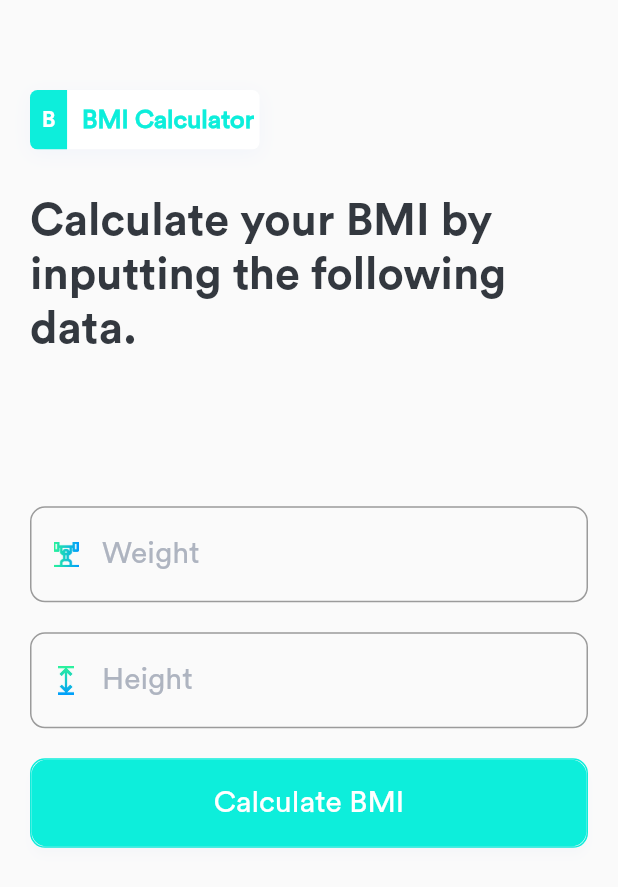
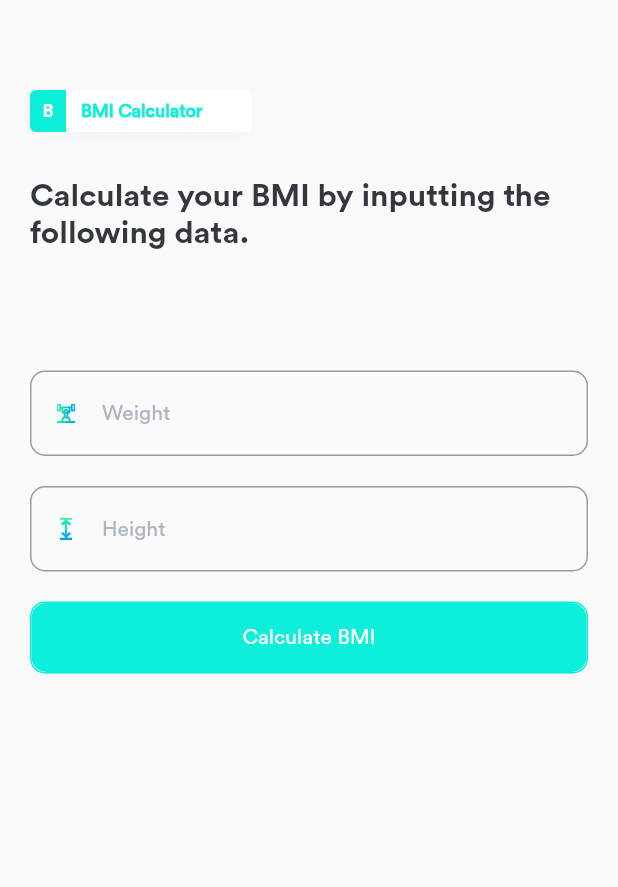
Before and after one commit to SBilaal/bmi_app, a Flutter app: the screen it shows after launch, on a phone screen of 412 x 824 dp. Shown: the top 887 px of the screen. Run offline on Flutter 3.47's test engine with Material 2 defaults, Android fonts, the phone set to English and light mode, and no system bars; project files that could hold a hidden picture were left out.

Commit message:
Made the app scrollable in split screen.

```diff
--- a/lib/bmi_view.dart
+++ b/lib/bmi_view.dart
@@ -6,16 +6,15 @@ import 'views/bmi_appbar.dart';
 
 class BMICalculatorView extends StatelessWidget {
   Widget build(BuildContext context) {
-    SystemChrome.setEnabledSystemUIOverlays([SystemUiOverlay.bottom]);
     SystemChrome.setPreferredOrientations(
         [DeviceOrientation.portraitUp, DeviceOrientation.portraitDown]);
 
     final textFieldCommand = Container(
-      padding: EdgeInsets.fromLTRB(20.0, 30.0, 40.0, 0.0),
+      padding: EdgeInsets.fromLTRB(20.0, 30.0, 20.0, 0.0),
       child: Text(
         'Calculate your BMI by inputting the following data.',
         style: TextStyle(
-          fontSize: 30.0,
+          fontSize: 21.0,
           fontWeight: FontWeight.w600,
           color: Color(0xFF33383F),
         ),
@@ -23,16 +22,18 @@ class BMICalculatorView extends StatelessWidget {
     );
 
     return Scaffold(
-      resizeToAvoidBottomPadding: false,
-      body: Column(
+      body: ListView(
         children: <Widget>[
-          BMIAppbar(),
+          Container(
+            alignment: Alignment.centerLeft,
+            child: BMIAppbar(),
+          ),
           textFieldCommand,
           SizedBox(
-            height: 100.0,
+            height: 79.0,
           ),
           Padding(
-            padding: const EdgeInsets.symmetric(horizontal: 20.0),
+            padding: EdgeInsets.only(left: 20.0, right: 20.0, bottom: 30.0),
             child: BMIInputForm(),
           ),
         ],
--- a/lib/main.dart
+++ b/lib/main.dart
@@ -15,6 +15,7 @@ class MyApp extends StatelessWidget {
       theme: ThemeData(
         fontFamily: 'CircularStd-Medium',
         primaryColor: Color(0xFF0DEEDB),
+        cursorColor: Color(0xFF0DEEDB),
       ),
       home: BMICalculatorView(),
     );
--- a/lib/views/bmi_appbar.dart
+++ b/lib/views/bmi_appbar.dart
@@ -3,17 +3,16 @@ import 'package:flutter/material.dart';
 class BMIAppbar extends StatelessWidget {
   @override
   Widget build(BuildContext context) {
-    final deviceHeight = MediaQuery.of(context).size.height;
-    final deviceWidth = MediaQuery.of(context).size.width;
     final widgetColor = Theme.of(context);
 
     return Container(
-      margin: EdgeInsets.fromLTRB(20.0, 60.0, deviceWidth * 0.58, 0.0),
-      width: deviceWidth * 0.42,
-      height: deviceHeight * 0.048,
+      child: Container(
+        margin: EdgeInsets.fromLTRB(20.0, 60.0, 0.0, 0.0),
+        width: 148.0,
+        height: 28.0,
         decoration: BoxDecoration(
           color: Colors.white,
-        borderRadius: BorderRadius.circular(5.0),
+          borderRadius: BorderRadius.circular(4.0),
           boxShadow: [
             BoxShadow(
                 color: Color(0x0D538CFF),
@@ -25,37 +24,40 @@ class BMIAppbar extends StatelessWidget {
           children: <Widget>[
             Container(
               alignment: Alignment.center,
-            width: deviceWidth * 0.06,
-            height: deviceHeight * 0.048,
+              width: 24.0,
+              height: 28.0,
               decoration: BoxDecoration(
                 borderRadius: BorderRadius.only(
-                topLeft: Radius.circular(5.0),
-                bottomLeft: Radius.circular(5.0),
+                  topLeft: Radius.circular(4.0),
+                  bottomLeft: Radius.circular(4.0),
                 ),
                 color: widgetColor.primaryColor,
               ),
               child: Text(
                 'B',
                 style: TextStyle(
-                  fontSize: 15.0,
+                    fontSize: 12.0,
                     color: Colors.white,
                     fontWeight: FontWeight.bold),
               ),
             ),
-          Container(
-            padding: EdgeInsets.all(10.0),
-            alignment: Alignment.center,
+            Expanded(
+              child: Container(
+                padding: EdgeInsets.only(left: 10.0),
+                alignment: Alignment.centerLeft,
                 child: Text(
                   'BMI Calculator',
                   style: TextStyle(
-                fontSize: 17.0,
+                    fontSize: 12.0,
                     fontWeight: FontWeight.bold,
                     fontFamily: 'CircularStd-Book',
                     color: widgetColor.primaryColor,
                   ),
                 ),
               ),
+            ),
           ],
+        ),
       ),
     );
   }
--- a/lib/views/bmi_form.dart
+++ b/lib/views/bmi_form.dart
@@ -18,7 +18,6 @@ class _BMIInputFormState extends State<BMIInputForm> {
 
   @override
   Widget build(BuildContext context) {
-    final deviceHeight = MediaQuery.of(context).size.height;
     final widgetColor = Theme.of(context);
 
     final calculateButton = Container(
@@ -54,11 +53,11 @@ class _BMIInputFormState extends State<BMIInputForm> {
           highlightColor: Colors.white,
           child: Container(
             alignment: Alignment.center,
-            height: deviceHeight * 0.070,
+            height: 46.0,
             child: Text(
               'Calculate BMI',
               style: TextStyle(
-                fontSize: 20.0,
+                fontSize: 14.0,
                 fontFamily: 'CircularStd-Book',
                 color: Colors.white,
               ),
@@ -76,17 +75,18 @@ class _BMIInputFormState extends State<BMIInputForm> {
             _CustomTextField(
                 hintText: 'Weight',
                 prefixIcon: Image.asset('images/weight.png',
-                    width: 1.0, height: 1.0, scale: 3.0),
+                    width: 1.0, height: 1.0, scale: 4.0),
                 suffixText: 'Kg',
-                controller: weightController),
+                controller: weightController,
+                validatorText: 'weight',),
             _CustomTextField(
                 hintText: 'Height',
                 prefixIcon: Image.asset('images/height.png',
-                    width: 1.0, height: 1.0, scale: 3.0),
+                    width: 1.0, height: 1.0, scale: 4.0),
                 suffixText: 'm',
-                controller: heightController),
+                controller: heightController,
+                validatorText: 'height',),
             calculateButton,
-            //ResultDisplay(result),
           ],
         ),
       ),
@@ -95,13 +95,14 @@ class _BMIInputFormState extends State<BMIInputForm> {
 }
 
 class _CustomTextField extends StatelessWidget {
-  String hintText;
-  Widget prefixIcon;
-  String suffixText;
-  TextEditingController controller;
+  final String hintText;
+  final Widget prefixIcon;
+  final String suffixText;
+  final String validatorText;
+  final TextEditingController controller;
 
   _CustomTextField(
-      {this.hintText, this.prefixIcon, this.suffixText, this.controller});
+      {this.hintText, this.prefixIcon, this.suffixText, this.controller, this.validatorText});
 
   @override
   Widget build(BuildContext context) {
@@ -113,25 +114,25 @@ class _CustomTextField extends StatelessWidget {
               double.parse(value) > 999 ||
               RegExp(r'[^\w.]').hasMatch(value) ||
               double.parse(value) <= 0) {
-            return 'Please enter a valid number';
+            return 'Please enter a valid $validatorText.';
           }
         },
         controller: controller,
         keyboardType: TextInputType.number,
-        style: TextStyle(fontSize: 20.0, color: Colors.black),
+        style: TextStyle(fontSize: 14.0, color: Colors.black),
         decoration: InputDecoration(
           prefixIcon: prefixIcon,
           hintText: hintText,
           suffixText: suffixText,
           suffixStyle: TextStyle(
             color: Color(0xFFAEB4C0),
-            fontSize: 20.0,
+            fontSize: 14.0,
             fontWeight: FontWeight.w500,
             fontFamily: 'CircularStd-Book',
           ),
           hintStyle: TextStyle(
             color: Color(0xFFAEB4C0),
-            fontSize: 20.0,
+            fontSize: 14.0,
             fontFamily: 'CircularStd-Book',
           ),
           border: OutlineInputBorder(
```
Also changed, not shown: lib/bmi_result_view.dart (+19 -30 lines), lib/views/bmi_result_display.dart (deleted, +0 -56 lines). Lines whose indentation alone changed are shown as unchanged.
